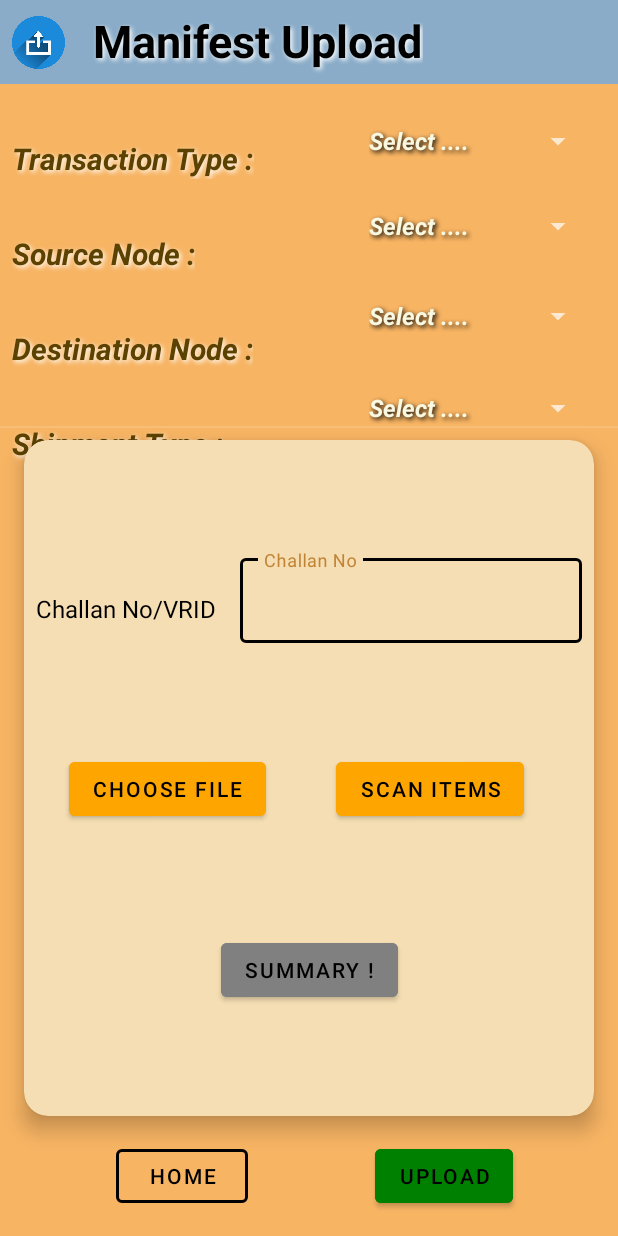
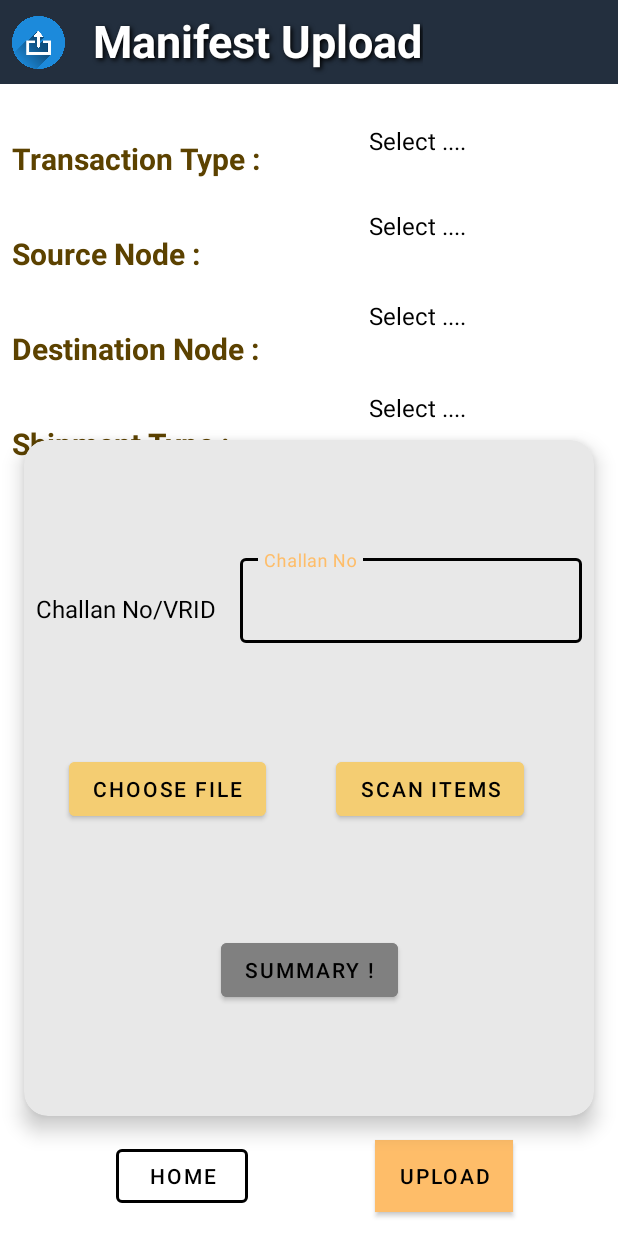
Before and after one commit to pparashar657/SquareOffAmazon, an Android app: the UploadActivity screen opened directly, with no data from a screen before it, on a phone screen of 412 x 824 dp. Run offline under Robolectric (Android 15) with nearby library versions, the light colour scheme and no system bars; our stand-ins replace Firebase (no records; nobody signed in at launch, a user with empty details on screens opened directly); libraries missing offline, so code that uses them is left out: fr.ganfra.materialspinner; plain views replace MaterialSpinner; Roboto replaces fonts that are not available here.

Commit message:
Changed Colors

```diff
--- /dev/null
+++ b/app/src/main/res/drawable/gradient.xml
@@ -0,0 +1,9 @@
+<?xml version="1.0" encoding="utf-8"?>
+
+<shape xmlns:android="http://schemas.android.com/apk/res/android"
+    android:shape="rectangle">
+    <gradient
+        android:startColor="#F3C07E"
+        android:endColor="#F19530"
+        android:angle="-270" />
+</shape>
--- a/app/src/main/res/layout/activity_detail.xml
+++ b/app/src/main/res/layout/activity_detail.xml
@@ -15,7 +15,7 @@
         android:layout_height="?android:attr/actionBarSize"
         android:shadowColor="#000000"
         android:shadowDx="2"
-        android:background="#8aacc8"
+        android:background="@color/secondaryDarkColor"
         android:shadowDy="2"
         android:shadowRadius="4"
         android:padding="4dp"
--- a/app/src/main/res/layout/activity_start.xml
+++ b/app/src/main/res/layout/activity_start.xml
@@ -43,6 +43,7 @@
         android:layout_width="wrap_content"
         android:layout_height="wrap_content"
         android:layout_marginEnd="8dp"
+        android:backgroundTint="@color/primaryColor"
         android:text="Get Started!"
         app:layout_constraintEnd_toEndOf="parent"
         app:layout_constraintStart_toStartOf="parent"
--- a/app/src/main/res/layout/activity_summary.xml
+++ b/app/src/main/res/layout/activity_summary.xml
@@ -14,7 +14,7 @@
         android:layout_height="?android:attr/actionBarSize"
         android:shadowColor="#000000"
         android:shadowDx="2"
-        android:background="@color/gray"
+        android:background="@color/secondaryDarkColor"
         android:shadowDy="2"
         android:shadowRadius="4"
         android:text=" Packages Uploaded "
--- a/app/src/main/res/layout/activity_upload.xml
+++ b/app/src/main/res/layout/activity_upload.xml
@@ -12,7 +12,7 @@
         android:id="@+id/constraintLayout"
         android:layout_width="match_parent"
         android:layout_height="?android:attr/actionBarSize"
-        android:background="#8aacc8"
+        android:background="@color/secondaryDarkColor"
         app:layout_constraintStart_toStartOf="parent"
         app:layout_constraintTop_toTopOf="parent">
 
@@ -37,12 +37,12 @@
             android:layout_marginStart="16dp"
             android:layout_marginTop="8dp"
             android:layout_marginBottom="8dp"
-            android:shadowColor="#ffffff"
+            android:shadowColor="#000000"
             android:shadowDx="2"
             android:shadowDy="2"
             android:shadowRadius="4"
             android:text="Manifest Upload"
-            android:textColor="#000000"
+            android:textColor="#ffffff"
             android:textSize="30dp"
             android:textStyle="bold"
             android:transitionName="transitiontext"
@@ -75,7 +75,7 @@
             android:text="Transaction Type :"
             android:textColor="#5c4200"
             android:textSize="20dp"
-            android:textStyle="bold|italic"
+            android:textStyle="bold"
             app:layout_constraintStart_toStartOf="parent"
             app:layout_constraintTop_toTopOf="parent" />
 
@@ -105,7 +105,7 @@
             android:text="Source Node :"
             android:textColor="#5c4200"
             android:textSize="20dp"
-            android:textStyle="bold|italic"
+            android:textStyle="bold"
             app:layout_constraintStart_toStartOf="parent"
             app:layout_constraintTop_toBottomOf="@+id/transtext" />
 
@@ -135,7 +135,7 @@
             android:text="Destination Node :"
             android:textColor="#5c4200"
             android:textSize="20dp"
-            android:textStyle="bold|italic"
+            android:textStyle="bold"
             app:layout_constraintStart_toStartOf="parent"
             app:layout_constraintTop_toBottomOf="@+id/sourcetext" />
 
@@ -165,7 +165,7 @@
             android:text="Shipment Type :"
             android:textColor="#5c4200"
             android:textSize="20dp"
-            android:textStyle="bold|italic"
+            android:textStyle="bold"
             app:layout_constraintStart_toStartOf="parent"
             app:layout_constraintTop_toBottomOf="@+id/targettext" />
 
@@ -190,7 +190,7 @@
             android:layout_marginTop="8dp"
             android:layout_marginEnd="16dp"
             android:layout_marginBottom="16dp"
-            app:cardBackgroundColor="@color/wheat"
+            app:cardBackgroundColor="#e8e8e8"
             app:cardCornerRadius="16dp"
             app:cardElevation="8dp"
             app:layout_constraintBottom_toTopOf="@+id/upload"
@@ -245,8 +245,9 @@
                     android:layout_width="wrap_content"
                     android:layout_height="wrap_content"
                     android:layout_marginStart="30dp"
-                    android:backgroundTint="@color/orange"
+                    android:backgroundTint="#F4CD72"
                     android:text="Choose File"
+                    android:textColor="@color/black"
                     app:layout_constraintBottom_toTopOf="@+id/summary"
                     app:layout_constraintStart_toStartOf="parent"
                     app:layout_constraintTop_toBottomOf="@+id/textInputLayout" />
@@ -255,8 +256,9 @@
                     android:id="@+id/scan_items"
                     android:layout_width="wrap_content"
                     android:layout_height="wrap_content"
-                    android:backgroundTint="@color/orange"
+                    android:backgroundTint="#F4CD72"
                     android:text="Scan Items"
+                    android:textColor="@color/black"
                     app:layout_constraintBottom_toBottomOf="@+id/choose_file"
                     app:layout_constraintEnd_toEndOf="parent"
                     app:layout_constraintStart_toEndOf="@+id/choose_file" />
@@ -291,9 +293,11 @@
             android:id="@+id/upload"
             android:layout_width="wrap_content"
             android:layout_height="wrap_content"
+            android:background="@drawable/gradient"
             android:layout_marginEnd="70dp"
+            android:backgroundTint="@color/secondaryColor"
             android:layout_marginBottom="16dp"
-            android:backgroundTint="@color/green"
+            android:textColor="@color/black"
             android:text="Upload"
             app:layout_constraintBottom_toBottomOf="parent"
             app:layout_constraintEnd_toEndOf="parent" />
--- a/app/src/main/res/layout/textlayoutspinner.xml
+++ b/app/src/main/res/layout/textlayoutspinner.xml
@@ -1,11 +1,10 @@
 <?xml version="1.0" encoding="utf-8"?>
 <TextView xmlns:android="http://schemas.android.com/apk/res/android"
     android:layout_width="match_parent"
-    android:textColor="#f9f8e1"
+    android:textColor="#000000"
     android:textSize="16dp"
-    android:textStyle="bold|italic"
     android:background="@drawable/custom_selector"
-    android:shadowColor="#000000"
+    android:shadowColor="#ffffff"
     android:shadowDx="2"
     android:shadowDy="2"
     android:shadowRadius="4"
--- a/app/src/main/res/layout/textlayoutsummary.xml
+++ b/app/src/main/res/layout/textlayoutsummary.xml
@@ -15,12 +15,11 @@
 
     <TextView
         android:layout_width="match_parent"
-        android:textSize="20dp"
+        android:textSize="16dp"
         android:id="@+id/textlayout"
-        android:textStyle="bold"
         android:background="@drawable/ripple_effect"
         android:shadowColor="#ffffff"
-        android:textColor="#5c4200"
+        android:textColor="@color/black"
         android:shadowDx="2"
         android:padding="8dp"
         android:shadowDy="2"
--- a/app/src/main/res/values/colors.xml
+++ b/app/src/main/res/values/colors.xml
@@ -1,12 +1,12 @@
 <!--?xml version="1.0" encoding="UTF-8"?-->
 <resources>
-  <color name="primaryColor">#c18435</color>
-  <color name="primaryLightColor">#f7b463</color>
-  <color name="primaryDarkColor">#8d5701</color>
-  <color name="secondaryColor">#c18435</color>
-  <color name="secondaryLightColor">#f7b463</color>
-  <color name="secondaryDarkColor">#8d5701</color>
-  <color name="primaryTextColor">#000000</color>
+  <color name="primaryColor">#FEBD69</color>
+  <color name="primaryLightColor">#ffffff</color>
+  <color name="primaryDarkColor">#020202</color>
+  <color name="secondaryColor">#FF9B00</color>
+  <color name="secondaryLightColor">#37475A</color>
+  <color name="secondaryDarkColor">#232F3E</color>
+  <color name="primaryTextColor">#ffffff</color>
 
 
 
```
Also changed, not shown: app/src/main/java/com/example/myapplication/Package.java (+19 -0 lines), app/src/main/java/com/example/myapplication/ReceiveActivity.java (+36 -38 lines), app/src/main/java/com/example/myapplication/ScanActivity.java (+40 -3 lines), app/src/main/java/com/example/myapplication/UploadActivity.java (+8 -0 lines), app/src/main/res/layout/activity_home.xml (+15 -12 lines), app/src/main/res/layout/activity_problem.xml (+20 -19 lines), app/src/main/res/layout/activity_problem_solve.xml (+13 -13 lines), app/src/main/res/layout/activity_receive.xml (+20 -19 lines), app/src/main/res/layout/activity_receive_summary.xml (+25 -28 lines).
